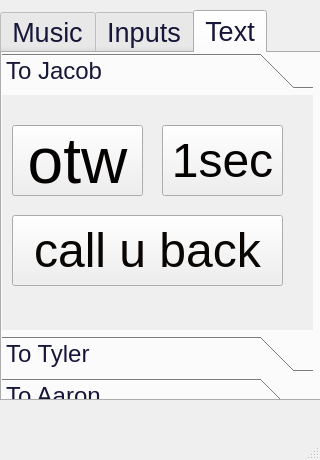
Before: the Qt Designer form form.ui in jkeller52/pigui, drawn with Qt 5.
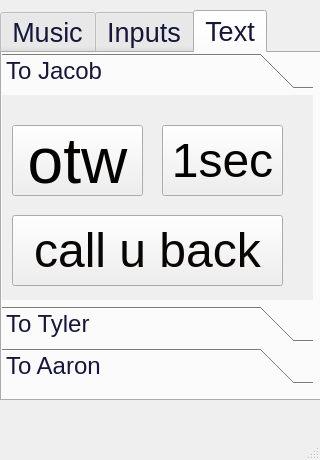
After: the same form once the commit is applied. Icons and pictures are not drawn.

```diff
--- a/form.ui
+++ b/form.ui
@@ -449,7 +449,7 @@
         <x>0</x>
         <y>0</y>
         <width>311</width>
-        <height>361</height>
+        <height>331</height>
        </rect>
       </property>
       <property name="font">
@@ -466,7 +466,7 @@
          <x>0</x>
          <y>0</y>
          <width>311</width>
-         <height>241</height>
+         <height>211</height>
         </rect>
        </property>
        <attribute name="label">
```
Left out of the diff: 2 changed lines with no effect on the pictures.
